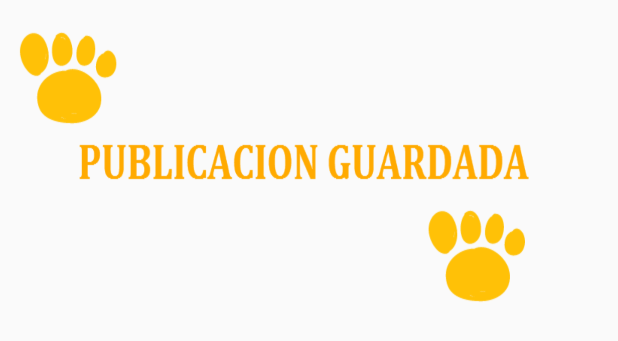
After one commit to tomasnfranco/TDP2Grupo9, an Android app: the layout toast_layout.xml on its own in the app's theme, with its tools: preview values and no code run, on a phone screen of 412 x 824 dp. The commit adds this screen. Shown: the top 341 px of the screen. Run offline under Robolectric (Android 15) with nearby library versions, the phone set to English and light mode, and no system bars.

Commit message:
Modificaciones de publicacion terminada casi

```diff
--- /dev/null
+++ b/app/src/main/res/layout/toast_layout.xml
@@ -0,0 +1,22 @@
+<?xml version="1.0" encoding="utf-8"?>
+<LinearLayout
+    xmlns:android="http://schemas.android.com/apk/res/android"
+    android:id="@+id/lytLayout"
+    android:layout_width="fill_parent"
+    android:layout_height="fill_parent"
+    android:orientation="horizontal"
+    android:padding="5dip" >
+
+    <ImageView android:id="@+id/imgIcono"
+        android:layout_height="200dp"
+        android:layout_width="match_parent"
+        android:background="@drawable/publicacion_guardada" />
+
+    <TextView android:id="@+id/txtMensaje"
+        android:layout_width="wrap_content"
+        android:layout_height="wrap_content"
+        android:layout_gravity="center_vertical"
+        android:textColor="#FFFFFF"
+        android:paddingLeft="10dip" />
+
+</LinearLayout>
```
Also changed, not shown: app/src/main/java/com/tdp2grupo9/adopcion/PublicarAdopcionActivity.java (+49 -7 lines), app/src/main/java/com/tdp2grupo9/modelo/Publicacion.java (+11 -1 lines), app/src/main/res/drawable/publicacion_guardada.png (added).
